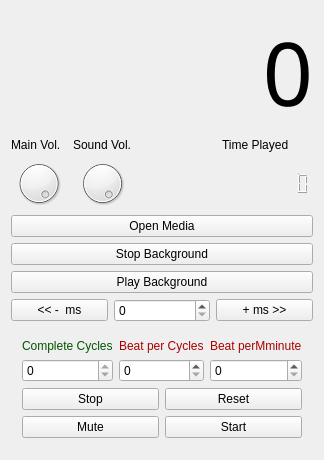
This is widget.ui in pavelkral/QMetronom as Qt 5 draws it before an edit. The edited form follows.
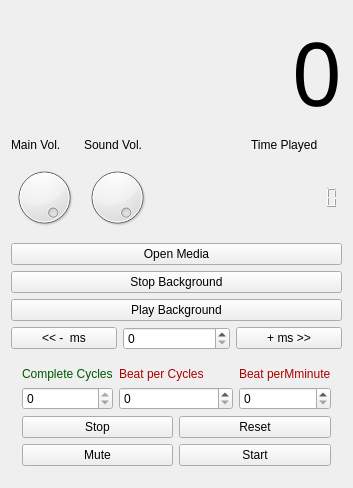
This is the edited form. Icons and pictures are not drawn.

```diff
--- a/widget.ui
+++ b/widget.ui
@@ -9,8 +9,8 @@
    <rect>
     <x>0</x>
     <y>0</y>
-    <width>283</width>
-    <height>460</height>
+    <width>353</width>
+    <height>488</height>
    </rect>
   </property>
   <property name="sizePolicy">
@@ -112,7 +112,12 @@
       </spacer>
      </item>
      <item row="1" column="3">
-      <widget class="QLCDNumber" name="lcdNumber_2">
+      <widget class="QLCDNumber" name="timeLcd">
+       <property name="font">
+        <font>
+         <pointsize>12</pointsize>
+        </font>
+       </property>
        <property name="styleSheet">
         <string notr="true">border:0px;</string>
        </property>
```
Left out of the diff: 8 changed lines with no effect on the pictures.
